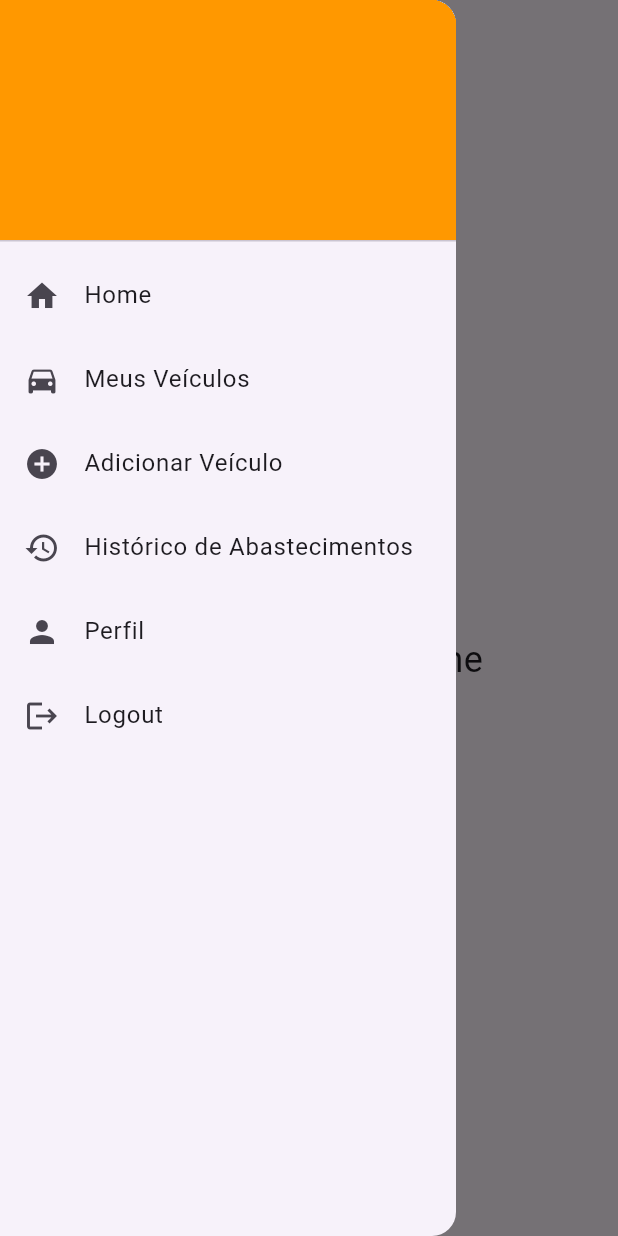
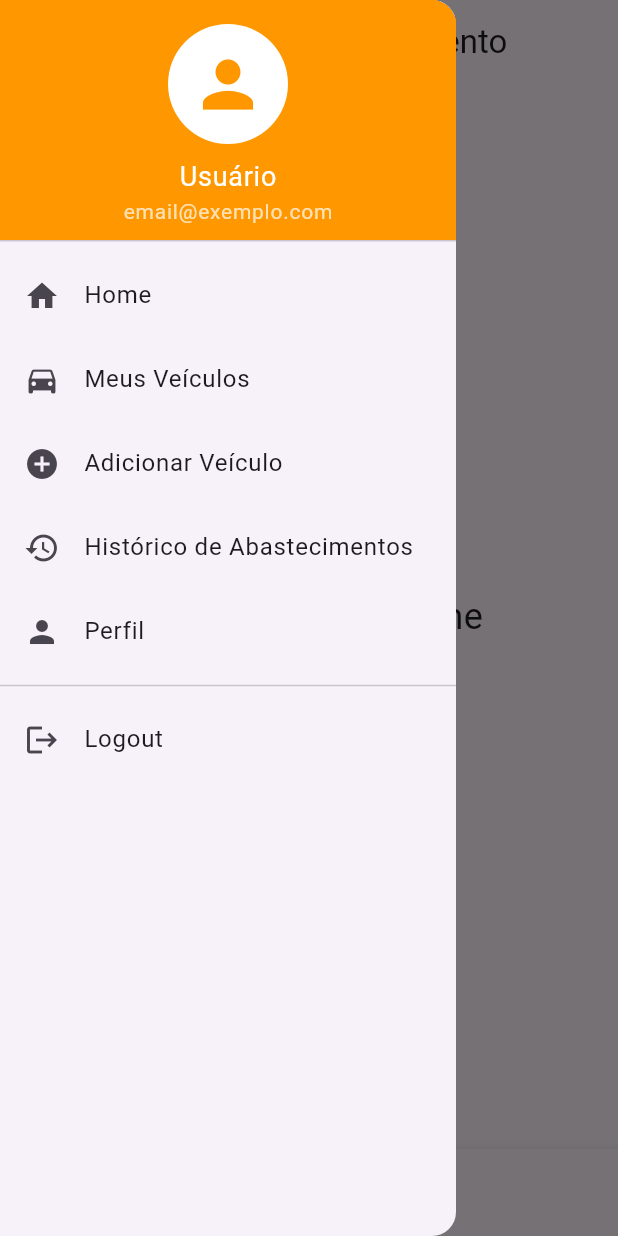
Before and after one commit to LucasSYamashita/AbastecimentoFlutter, a Flutter app: the screen it shows once a user with an empty profile is signed in, with the side drawer open, on a phone screen of 412 x 824 dp. Run offline on Flutter 3.47's test engine with Material 3 defaults, Android fonts, the phone set to English and light mode, and no system bars; our stand-ins replace cloud_firestore, firebase_auth, firebase_core; accounts and stored records are empty.

Commit message:
Gerenciamento de Veículos

```diff
--- a/lib/main.dart
+++ b/lib/main.dart
@@ -42,7 +42,7 @@
         builder: (context, snapshot) {
           if (snapshot.connectionState == ConnectionState.active) {
             if (snapshot.hasData) {
-              return const MainApp(); // Se estiver logado, vai para o MainApp
+              return MainApp(); // Se estiver logado, vai para o MainApp
             } else {
               return LoginView(); // Remover o 'const' aqui
             }
--- a/lib/views/login.dart
+++ b/lib/views/login.dart
@@ -8,6 +8,8 @@ class LoginView extends StatelessWidget {
   final emailController = TextEditingController();
   final passwordController = TextEditingController();
   final _formKey = GlobalKey<FormState>();
+
+  LoginView({super.key});
 
   @override
   Widget build(BuildContext context) {
@@ -60,8 +62,7 @@ class LoginView extends StatelessWidget {
                         );
                         Navigator.pushReplacement(
                           context,
-                          MaterialPageRoute(
-                              builder: (context) => const MainApp()),
+                          MaterialPageRoute(builder: (context) => MainApp()),
                         );
                       } on FirebaseAuthException catch (e) {
                         ScaffoldMessenger.of(context).showSnackBar(
--- a/lib/views/main_app.dart
+++ b/lib/views/main_app.dart
@@ -1,97 +1,102 @@
+import 'package:flutter/material.dart';
 import 'package:firebase_auth/firebase_auth.dart';
-import 'package:flutter/material.dart';
 import 'package:abastecimentoflutter/views/screens/home.dart';
 import 'package:abastecimentoflutter/views/screens/meusveiculos.dart';
 import 'package:abastecimentoflutter/views/screens/addveiculo.dart';
 import 'package:abastecimentoflutter/views/screens/historico.dart';
 import 'package:abastecimentoflutter/views/screens/perfil.dart';
+import 'package:abastecimentoflutter/widgets/custom_drawer.dart'; // Importando o CustomDrawer
 
 class MainApp extends StatefulWidget {
   const MainApp({super.key});
 
   @override
-  State<MainApp> createState() => _MainAppState();
+  _MainAppState createState() => _MainAppState();
 }
 
 class _MainAppState extends State<MainApp> {
-  int _selectedIndex = 0;
+  int _selectedIndex = 0; // Índice da página selecionada
+  final FirebaseAuth _auth = FirebaseAuth.instance;
+  User? _user;
 
+  @override
+  void initState() {
+    super.initState();
+    _auth.authStateChanges().listen((user) {
+      setState(() {
+        _user = user;
+      });
+    });
+  }
+
+  // Método para alterar o índice da página
   void _onItemTapped(int index) {
     setState(() {
       _selectedIndex = index;
     });
   }
 
+  // Função para logout
+  void _logout() async {
+    await _auth.signOut();
+    Navigator.pushReplacementNamed(
+        context, '/login'); // Redireciona para a tela de login
+  }
+
   @override
   Widget build(BuildContext context) {
     return Scaffold(
       appBar: AppBar(
-        title: Text([
-          "Home",
-          "Meus Veículos",
-          "Adicionar Veículo",
-          "Histórico de Abastecimentos",
-          "Perfil"
-        ][_selectedIndex]),
+        title: const Text('Controle de Abastecimento'),
       ),
-      drawer: Drawer(
-        child: ListView(
-          padding: EdgeInsets.zero,
-          children: [
-            DrawerHeader(
-              decoration: BoxDecoration(color: Colors.orange),
-              child: Column(
-                crossAxisAlignment: CrossAxisAlignment.start,
-                children: [
-                  Text(
-                      FirebaseAuth.instance.currentUser!.displayName ?? "User"),
-                  Text(FirebaseAuth.instance.currentUser!.email!),
-                ],
+      drawer: CustomDrawer(
+          onItemTapped: _onItemTapped), // Passando a função de navegação
+      body: _getBody(), // Corpos das páginas baseados no índice selecionado
+      bottomNavigationBar: BottomNavigationBar(
+        currentIndex: _selectedIndex, // Indica qual aba está selecionada
+        onTap: _onItemTapped, // Altera a tela ao tocar em uma aba
+        items: const [
+          BottomNavigationBarItem(
+            icon: Icon(Icons.home),
+            label: 'Home',
           ),
+          BottomNavigationBarItem(
+            icon: Icon(Icons.directions_car),
+            label: 'Meus Veículos',
           ),
-            ListTile(
-              leading: Icon(Icons.home),
-              title: Text('Home'),
-              onTap: () => _onItemTapped(0),
+          BottomNavigationBarItem(
+            icon: Icon(Icons.add_circle),
+            label: 'Adicionar Veículo',
           ),
-            ListTile(
-              leading: Icon(Icons.directions_car),
-              title: Text('Meus Veículos'),
-              onTap: () => _onItemTapped(1),
+          BottomNavigationBarItem(
+            icon: Icon(Icons.history),
+            label: 'Histórico',
           ),
-            ListTile(
-              leading: Icon(Icons.add_circle),
-              title: Text('Adicionar Veículo'),
-              onTap: () => _onItemTapped(2),
-            ),
-            ListTile(
-              leading: Icon(Icons.history),
-              title: Text('Histórico de Abastecimentos'),
-              onTap: () => _onItemTapped(3),
-            ),
-            ListTile(
-              leading: Icon(Icons.person),
-              title: Text('Perfil'),
-              onTap: () => _onItemTapped(4),
-            ),
-            ListTile(
-              leading: Icon(Icons.logout),
-              title: Text('Logout'),
-              onTap: () async {
-                await FirebaseAuth.instance.signOut();
-                Navigator.pushReplacementNamed(context, '/login');
-              },
+          BottomNavigationBarItem(
+            icon: Icon(Icons.person),
+            label: 'Perfil',
           ),
         ],
       ),
-      ),
-      body: [
-        const HomeView(),
-        MyVehiclesView(),
-        AddVehicleView(),
-        const RefuelHistoryView(),
-        const ProfileView(),
-      ][_selectedIndex],
     );
   }
+
+  // Método que retorna a tela correspondente ao índice selecionado
+  Widget _getBody() {
+    switch (_selectedIndex) {
+      case 0:
+        return const HomeView();
+      case 1:
+        return const MeusVeiculosView();
+      case 2:
+        return AddVehicleView();
+      case 3:
+        return const HistoricoAbastecimentoView(
+            vehicleId: ''); // Passe o vehicleId conforme necessário
+      case 4:
+        return const ProfileView();
+      default:
+        return const HomeView(); // Tela padrão
     }
+  }
+}
--- a/lib/views/registro.dart
+++ b/lib/views/registro.dart
@@ -7,6 +7,8 @@ class RegisterView extends StatelessWidget {
   final passwordController = TextEditingController();
   final confirmPasswordController = TextEditingController();
   final _formKey = GlobalKey<FormState>();
+
+  RegisterView({super.key});
 
   @override
   Widget build(BuildContext context) {
--- a/lib/views/reset_senha.dart
+++ b/lib/views/reset_senha.dart
@@ -4,6 +4,8 @@ import 'package:firebase_auth/firebase_auth.dart';
 class ForgotPasswordView extends StatelessWidget {
   final emailController = TextEditingController();
   final _formKey = GlobalKey<FormState>();
+
+  ForgotPasswordView({super.key});
 
   @override
   Widget build(BuildContext context) {
--- a/lib/views/screens/home.dart
+++ b/lib/views/screens/home.dart
@@ -5,7 +5,7 @@ class HomeView extends StatelessWidget {
 
   @override
   Widget build(BuildContext context) {
-    return Center(
+    return const Center(
       child: Text(
         'Tela Principal - Home',
         style: TextStyle(fontSize: 24),
--- a/lib/views/screens/perfil.dart
+++ b/lib/views/screens/perfil.dart
@@ -5,7 +5,7 @@ class ProfileView extends StatelessWidget {
 
   @override
   Widget build(BuildContext context) {
-    return Center(
+    return const Center(
       child: Text(
         'Tela de Perfil',
         style: TextStyle(fontSize: 24),
--- a/lib/widgets/custom_drawer.dart
+++ b/lib/widgets/custom_drawer.dart
@@ -1,14 +1,22 @@
 import 'package:flutter/material.dart';
+import 'package:firebase_auth/firebase_auth.dart';
+import 'package:abastecimentoflutter/views/login.dart';
 
 class CustomDrawer extends StatelessWidget {
+  final Function(int) onItemTapped; // Função para alterar o índice da tela
+
+  CustomDrawer({super.key, required this.onItemTapped});
+
+  final FirebaseAuth _auth = FirebaseAuth.instance;
+
   @override
   Widget build(BuildContext context) {
     return Drawer(
       child: ListView(
         padding: EdgeInsets.zero,
         children: [
-          DrawerHeader(
-            decoration: BoxDecoration(color: Colors.blue),
+          const DrawerHeader(
+            decoration: BoxDecoration(color: Colors.orange),
             child: Column(
               mainAxisAlignment: MainAxisAlignment.center,
               children: [
@@ -18,7 +26,7 @@ class CustomDrawer extends StatelessWidget {
                   child: Icon(
                     Icons.person,
                     size: 50,
-                    color: Colors.blue,
+                    color: Colors.orange,
                   ),
                 ),
                 SizedBox(height: 8),
@@ -34,46 +42,55 @@ class CustomDrawer extends StatelessWidget {
             ),
           ),
           ListTile(
-            leading: Icon(Icons.home),
-            title: Text('Home'),
+            leading: const Icon(Icons.home),
+            title: const Text('Home'),
             onTap: () {
-              // Navegação para a tela principal
+              onItemTapped(0); // Muda para a tela Home
+              Navigator.pop(context); // Fecha o drawer
             },
           ),
           ListTile(
-            leading: Icon(Icons.directions_car),
-            title: Text('Meus Veículos'),
+            leading: const Icon(Icons.directions_car),
+            title: const Text('Meus Veículos'),
             onTap: () {
-              // Navegação para a lista de veículos
+              onItemTapped(1); // Muda para a tela Meus Veículos
+              Navigator.pop(context); // Fecha o drawer
             },
           ),
           ListTile(
-            leading: Icon(Icons.add_circle),
-            title: Text('Adicionar Veículo'),
+            leading: const Icon(Icons.add_circle),
+            title: const Text('Adicionar Veículo'),
             onTap: () {
-              // Navegação para o formulário de cadastro de veículo
+              onItemTapped(2); // Muda para a tela Adicionar Veículo
+              Navigator.pop(context); // Fecha o drawer
             },
           ),
           ListTile(
-            leading: Icon(Icons.history),
-            title: Text('Histórico de Abastecimentos'),
+            leading: const Icon(Icons.history),
+            title: const Text('Histórico de Abastecimentos'),
             onTap: () {
-              // Navegação para o histórico geral
+              onItemTapped(3); // Muda para a tela Histórico
+              Navigator.pop(context); // Fecha o drawer
             },
           ),
           ListTile(
-            leading: Icon(Icons.person),
-            title: Text('Perfil'),
+            leading: const Icon(Icons.person),
+            title: const Text('Perfil'),
             onTap: () {
-              // Navegação para a tela de perfil do usuário
+              onItemTapped(4); // Muda para a tela Perfil
+              Navigator.pop(context); // Fecha o drawer
             },
           ),
-          Divider(),
+          const Divider(),
           ListTile(
-            leading: Icon(Icons.logout),
-            title: Text('Logout'),
-            onTap: () {
-              // Ação de logout
+            leading: const Icon(Icons.logout),
+            title: const Text('Logout'),
+            onTap: () async {
+              await _auth.signOut();
+              Navigator.pushReplacement(
+                context,
+                MaterialPageRoute(builder: (context) => LoginView()),
+              );
             },
           ),
         ],
```
Also changed, not shown: lib/views/screens/Addveiculo.dart (+98 -43 lines), lib/views/screens/editveiculos.dart (+21 -20 lines), lib/views/screens/historico.dart (+10 -6 lines), lib/views/screens/meusveiculos.dart (+79 -65 lines), lib/views/screens/novoabastecimento.dart (added, +126 -0 lines), 1 other file. Lines whose indentation alone changed are shown as unchanged.
